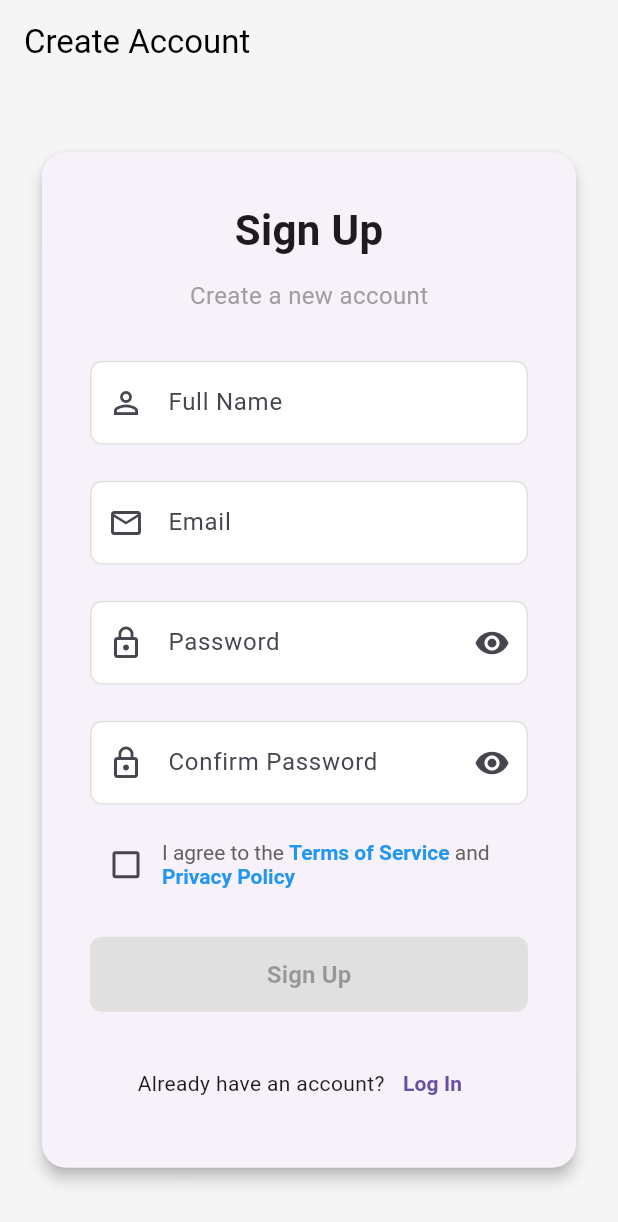
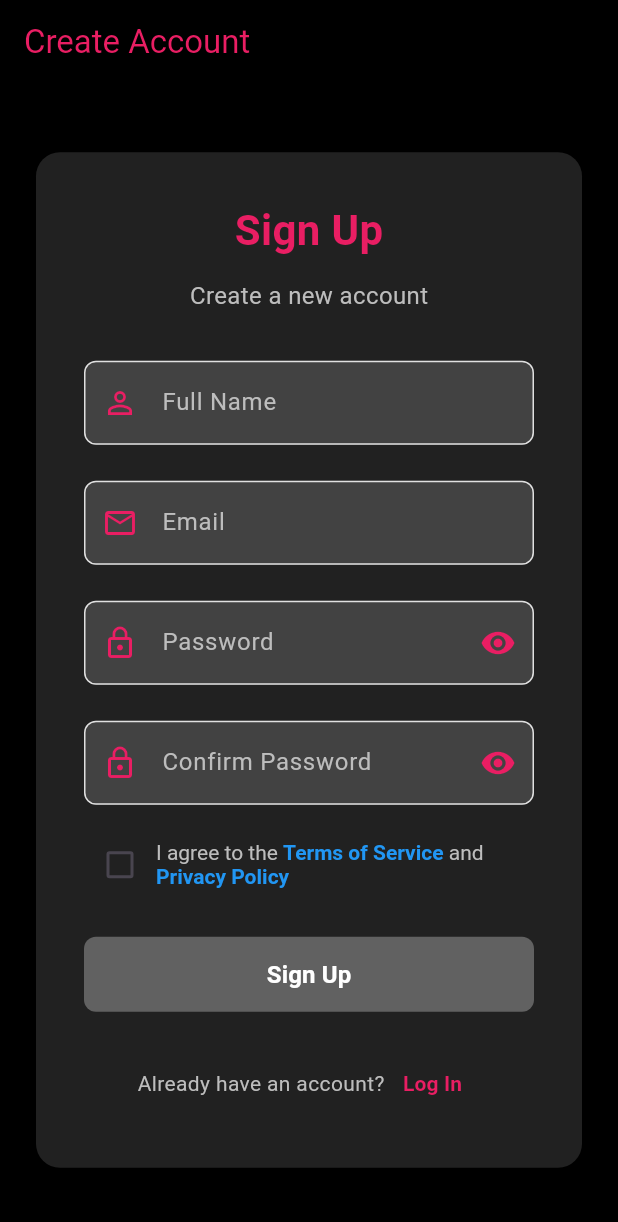
Before and after one commit to Edgyin42/locket_unihack, a Flutter app: the screen it shows after launch, after a tap on "Log In", after a tap on "Sign Up", on a phone screen of 412 x 824 dp. Shown: the top 1222 px of the screen. Run offline on Flutter 3.47's test engine with Material 3 defaults, Android fonts, the phone set to English and light mode, and no system bars; our stand-ins replace camera, cloud_firestore, firebase_auth, firebase_core, image_picker; missing offline and left inert: cloudinary_flutter, cloudinary_public, cloudinary_url_gen; accounts and stored records are empty.

Commit message:
fix theme sign up page

```diff
--- a/lib/signUp.dart
+++ b/lib/signUp.dart
@@ -11,7 +11,7 @@ class SignUpPage extends StatefulWidget {
   const SignUpPage({
     Key? key,
     required this.cameras,
-    required this.initialCamera
+    required this.initialCamera,
   }) : super(key: key);
 
   @override
@@ -42,14 +42,18 @@ class _SignUpPageState extends State<SignUpPage> {
 
       try {
         // Create user with email and password
-        final UserCredential userCredential = await _auth.createUserWithEmailAndPassword(
+        final UserCredential userCredential = await _auth
+            .createUserWithEmailAndPassword(
               email: _emailController.text.trim(),
               password: _passwordController.text.trim(),
             );
 
         // If user creation was successful, store additional user info in Firestore
         if (userCredential.user != null) {
-          await _firestore.collection('students').doc(userCredential.user!.uid).set({
+          await _firestore
+              .collection('students')
+              .doc(userCredential.user!.uid)
+              .set({
                 'fullName': _nameController.text.trim(),
                 'email': _emailController.text.trim(),
                 'createdAt': FieldValue.serverTimestamp(),
@@ -63,7 +67,9 @@ class _SignUpPageState extends State<SignUpPage> {
           if (mounted) {
             ScaffoldMessenger.of(context).showSnackBar(
               const SnackBar(
-                content: Text('Account created successfully! Please verify your email.'),
+                content: Text(
+                  'Account created successfully! Please verify your email.',
+                ),
                 backgroundColor: Colors.green,
               ),
             );
@@ -72,7 +78,8 @@ class _SignUpPageState extends State<SignUpPage> {
             Navigator.pushReplacement(
               context,
               MaterialPageRoute(
-                builder: (context) => LoginPage(
+                builder:
+                    (context) => LoginPage(
                       initialCamera: widget.initialCamera,
                       cameras: widget.cameras,
                     ),
@@ -94,10 +101,7 @@ class _SignUpPageState extends State<SignUpPage> {
 
         if (mounted) {
           ScaffoldMessenger.of(context).showSnackBar(
-            SnackBar(
-              content: Text(errorMessage),
-              backgroundColor: Colors.red,
-            ),
+            SnackBar(content: Text(errorMessage), backgroundColor: Colors.red),
           );
         }
       } catch (e) {
@@ -123,14 +127,14 @@ class _SignUpPageState extends State<SignUpPage> {
   @override
   Widget build(BuildContext context) {
     return Scaffold(
-      backgroundColor: Colors.grey.shade100,
+      backgroundColor: Colors.black, // Dark background
       appBar: AppBar(
         elevation: 0,
         backgroundColor: Colors.transparent,
-        iconTheme: const IconThemeData(color: Colors.black),
-        title: const Text(
+        iconTheme: const IconThemeData(color: Colors.pink), // Pink back arrow
+        title: Text(
           'Create Account',
-          style: TextStyle(color: Colors.black),
+          style: TextStyle(color: Colors.pink), // Pink title
         ),
       ),
       body: SafeArea(
@@ -138,39 +142,52 @@ class _SignUpPageState extends State<SignUpPage> {
           child: SingleChildScrollView(
             child: Padding(
               padding: const EdgeInsets.all(24.0),
-              child: Card(
-                elevation: 4,
-                shape: RoundedRectangleBorder(
+              child: Container(
+                decoration: BoxDecoration(
+                  color: Colors.grey.shade900, // Dark container background
                   borderRadius: BorderRadius.circular(16),
                 ),
-                child: Padding(
                 padding: const EdgeInsets.all(32.0),
                 child: Form(
                   key: _formKey,
                   child: Column(
                     mainAxisSize: MainAxisSize.min,
                     children: [
-                        const Text(
+                      Text(
                         'Sign Up',
                         style: TextStyle(
                           fontSize: 28,
                           fontWeight: FontWeight.bold,
+                          color: Colors.pink, // Pink heading
                         ),
                       ),
                       const SizedBox(height: 12),
-                        const Text(
+                      Text(
                         'Create a new account',
                         style: TextStyle(
                           fontSize: 16,
-                            color: Colors.grey,
+                          color: Colors.grey.shade400, // Lighter grey subtitle
                         ),
                       ),
                       const SizedBox(height: 32),
                       TextFormField(
                         controller: _nameController,
-                          decoration: const InputDecoration(
+                        style: const TextStyle(
+                          color: Colors.white,
+                        ), // White text
+                        decoration: InputDecoration(
                           labelText: 'Full Name',
-                            prefixIcon: Icon(Icons.person_outline),
+                          labelStyle: TextStyle(color: Colors.grey.shade400),
+                          prefixIcon: Icon(
+                            Icons.person_outline,
+                            color: Colors.pink,
+                          ),
+                          filled: true,
+                          fillColor: Colors.grey.shade800, // Dark input field
+                          border: OutlineInputBorder(
+                            borderRadius: BorderRadius.circular(8),
+                            borderSide: BorderSide.none,
+                          ),
                         ),
                         validator: (value) {
                           if (value == null || value.isEmpty) {
@@ -183,9 +200,22 @@ class _SignUpPageState extends State<SignUpPage> {
                       TextFormField(
                         controller: _emailController,
                         keyboardType: TextInputType.emailAddress,
-                          decoration: const InputDecoration(
+                        style: const TextStyle(
+                          color: Colors.white,
+                        ), // White text
+                        decoration: InputDecoration(
                           labelText: 'Email',
-                            prefixIcon: Icon(Icons.email_outlined),
+                          labelStyle: TextStyle(color: Colors.grey.shade400),
+                          prefixIcon: Icon(
+                            Icons.email_outlined,
+                            color: Colors.pink,
+                          ),
+                          filled: true,
+                          fillColor: Colors.grey.shade800, // Dark input field
+                          border: OutlineInputBorder(
+                            borderRadius: BorderRadius.circular(8),
+                            borderSide: BorderSide.none,
+                          ),
                         ),
                         validator: (value) {
                           if (value == null || value.isEmpty) {
@@ -201,20 +231,34 @@ class _SignUpPageState extends State<SignUpPage> {
                       TextFormField(
                         controller: _passwordController,
                         obscureText: !_isPasswordVisible,
+                        style: const TextStyle(
+                          color: Colors.white,
+                        ), // White text
                         decoration: InputDecoration(
                           labelText: 'Password',
-                            prefixIcon: const Icon(Icons.lock_outline),
+                          labelStyle: TextStyle(color: Colors.grey.shade400),
+                          prefixIcon: Icon(
+                            Icons.lock_outline,
+                            color: Colors.pink,
+                          ),
                           suffixIcon: IconButton(
                             icon: Icon(
                               _isPasswordVisible
                                   ? Icons.visibility_off
                                   : Icons.visibility,
+                              color: Colors.pink,
                             ),
                             onPressed: () {
                               setState(() {
                                 _isPasswordVisible = !_isPasswordVisible;
                               });
                             },
+                          ),
+                          filled: true,
+                          fillColor: Colors.grey.shade800, // Dark input field
+                          border: OutlineInputBorder(
+                            borderRadius: BorderRadius.circular(8),
+                            borderSide: BorderSide.none,
                           ),
                         ),
                         validator: (value) {
@@ -231,20 +275,35 @@ class _SignUpPageState extends State<SignUpPage> {
                       TextFormField(
                         controller: _confirmPasswordController,
                         obscureText: !_isConfirmPasswordVisible,
+                        style: const TextStyle(
+                          color: Colors.white,
+                        ), // White text
                         decoration: InputDecoration(
                           labelText: 'Confirm Password',
-                            prefixIcon: const Icon(Icons.lock_outline),
+                          labelStyle: TextStyle(color: Colors.grey.shade400),
+                          prefixIcon: Icon(
+                            Icons.lock_outline,
+                            color: Colors.pink,
+                          ),
                           suffixIcon: IconButton(
                             icon: Icon(
                               _isConfirmPasswordVisible
                                   ? Icons.visibility_off
                                   : Icons.visibility,
+                              color: Colors.pink,
                             ),
                             onPressed: () {
                               setState(() {
-                                  _isConfirmPasswordVisible = !_isConfirmPasswordVisible;
+                                _isConfirmPasswordVisible =
+                                    !_isConfirmPasswordVisible;
                               });
                             },
+                          ),
+                          filled: true,
+                          fillColor: Colors.grey.shade800, // Dark input field
+                          border: OutlineInputBorder(
+                            borderRadius: BorderRadius.circular(8),
+                            borderSide: BorderSide.none,
                           ),
                         ),
                         validator: (value) {
@@ -267,12 +326,14 @@ class _SignUpPageState extends State<SignUpPage> {
                                 _agreeToTerms = value ?? false;
                               });
                             },
+                            checkColor: Colors.black,
+                            activeColor: Colors.pink, // Pink checkbox
                           ),
                           Expanded(
                             child: RichText(
                               text: TextSpan(
                                 text: 'I agree to the ',
-                                  style: TextStyle(color: Colors.grey.shade700),
+                                style: TextStyle(color: Colors.grey.shade400),
                                 children: const [
                                   TextSpan(
                                     text: 'Terms of Service',
@@ -300,22 +361,26 @@ class _SignUpPageState extends State<SignUpPage> {
                         width: double.infinity,
                         height: 50,
                         child: ElevatedButton(
-                            onPressed: _isLoading || !_agreeToTerms
-                                ? null
-                                : _signUp,
+                          onPressed:
+                              _isLoading || !_agreeToTerms ? null : _signUp,
                           style: ElevatedButton.styleFrom(
+                            backgroundColor: Colors.pink, // Pink button
                             shape: RoundedRectangleBorder(
                               borderRadius: BorderRadius.circular(8),
                             ),
-                              disabledBackgroundColor: Colors.grey.shade300,
+                            disabledBackgroundColor: Colors.grey.shade700,
                           ),
-                            child: _isLoading
-                                ? const CircularProgressIndicator(color: Colors.white)
+                          child:
+                              _isLoading
+                                  ? const CircularProgressIndicator(
+                                    color: Colors.white,
+                                  )
                                   : const Text(
                                     'Sign Up',
                                     style: TextStyle(
                                       fontSize: 16,
                                       fontWeight: FontWeight.bold,
+                                      color: Colors.white,
                                     ),
                                   ),
                         ),
@@ -324,21 +389,26 @@ class _SignUpPageState extends State<SignUpPage> {
                       Row(
                         mainAxisAlignment: MainAxisAlignment.center,
                         children: [
-                            const Text("Already have an account?"),
+                          Text(
+                            "Already have an account?",
+                            style: TextStyle(color: Colors.grey.shade400),
+                          ),
                           TextButton(
                             onPressed: () {
                               // Navigate back to login page
                               Navigator.pop(context);
                             },
-                              child: const Text(
+                            child: Text(
                               'Log In',
-                                style: TextStyle(fontWeight: FontWeight.bold),
+                              style: TextStyle(
+                                color: Colors.pink,
+                                fontWeight: FontWeight.bold,
+                              ),
                             ),
                           ),
                         ],
                       ),
                     ],
-                    ),
                   ),
                 ),
               ),
```
Lines whose indentation alone changed are shown as unchanged.
